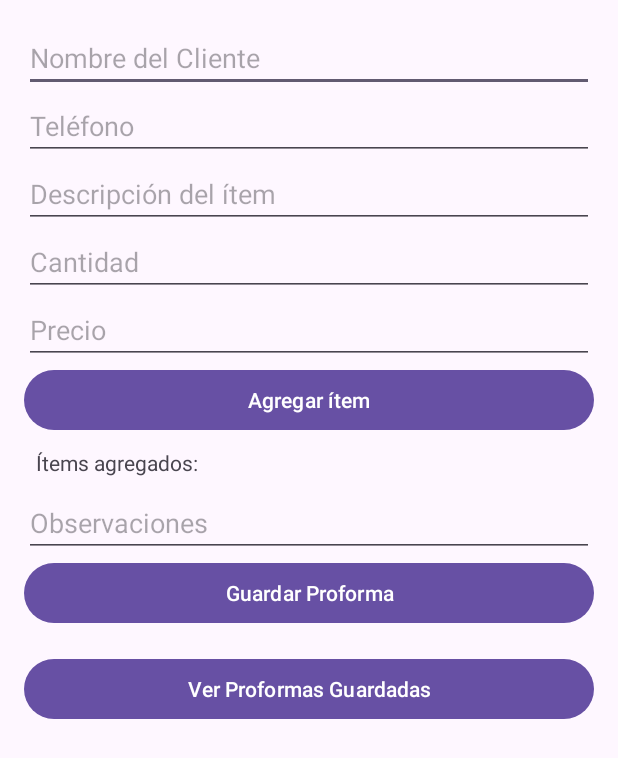
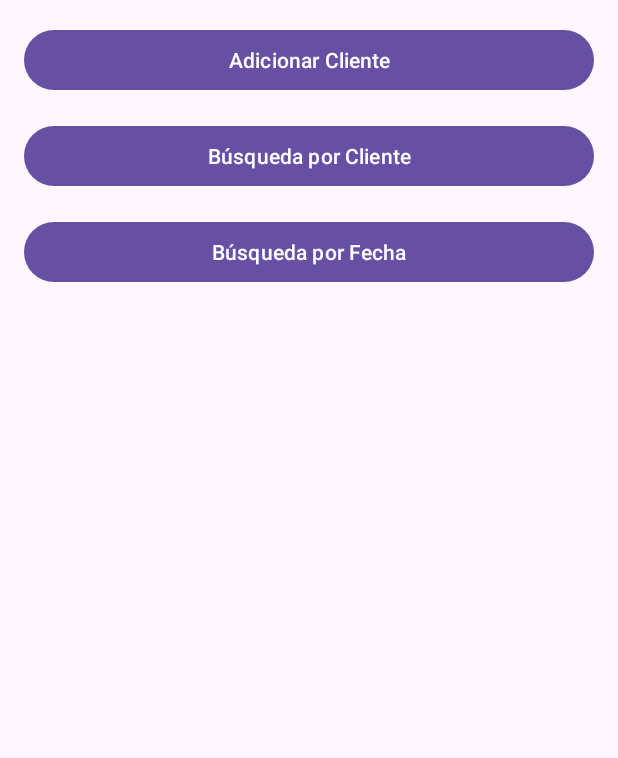
Before and after one commit to ARIELESPINOZA22/gittallerprisila2, an Android app: the screen it shows after launch (MainActivity before the commit, MenuActivity after it), on a phone screen of 412 x 824 dp. Shown: the top 758 px of the screen. Run offline under Robolectric (Android 15) with nearby library versions, the phone set to English and light mode, and no system bars.

Commit message:
busquda por cliente y fecha

```diff
--- a/app/src/main/java/com/example/tallerprisila/DetalleProformaActivity.kt
+++ b/app/src/main/java/com/example/tallerprisila/DetalleProformaActivity.kt
@@ -114,9 +114,9 @@ class DetalleProformaActivity : AppCompatActivity() {
 
     }
 
-    fun volverAlInicio(view: android.view.View) {
-        finish()
-    }
+    //fun volverAlInicio(view: android.view.View) {
+       // finish()
+ //   }
 
     fun returnadd (view: View) {
         startActivity(Intent(this,MainActivity::class.java))
--- /dev/null
+++ b/app/src/main/java/com/example/tallerprisila/MenuActivity.kt
@@ -0,0 +1,34 @@
+package com.example.tallerprisila
+
+import android.content.Intent
+import android.os.Bundle
+import android.view.View
+import android.widget.Button
+import androidx.appcompat.app.AppCompatActivity
+
+class MenuActivity : AppCompatActivity() {
+    override fun onCreate(savedInstanceState: Bundle?) {
+        super.onCreate(savedInstanceState)
+        setContentView(R.layout.activity_menu)
+
+       val btnAdicionarCliente = findViewById<Button>(R.id.btnAdicionarCliente)
+        val btnBusquedaCliente = findViewById<Button>(R.id.btnBusquedaCliente)
+        val btnBusquedaFecha = findViewById<Button>(R.id.btnBusquedaFecha)
+
+       btnAdicionarCliente.setOnClickListener {
+            startActivity(Intent(this, MainActivity::class.java))
+        }
+
+        btnBusquedaCliente.setOnClickListener {
+            startActivity(Intent(this, BuscarClienteActivity::class.java)) // asegúrate que esta actividad exista
+        }
+
+        btnBusquedaFecha.setOnClickListener {
+            startActivity(Intent(this, BuscarFechaActivity::class.java)) // asegúrate que esta actividad exista
+        }
+    }
+
+    fun irmainactivity (view: View) {
+        startActivity(Intent(this,MainActivity::class.java))
+    }
+}
--- /dev/null
+++ b/app/src/main/res/layout/activity_menu.xml
@@ -0,0 +1,38 @@
+<?xml version="1.0" encoding="utf-8"?>
+<androidx.constraintlayout.widget.ConstraintLayout xmlns:android="http://schemas.android.com/apk/res/android"
+    xmlns:app="http://schemas.android.com/apk/res-auto"
+    android:layout_width="match_parent"
+    android:layout_height="match_parent"
+    android:padding="16dp">
+
+    <Button
+        android:id="@+id/btnAdicionarCliente"
+        android:onClick="irmainactivity"
+        android:layout_width="0dp"
+        android:layout_height="wrap_content"
+        android:text="Adicionar Cliente"
+        app:layout_constraintTop_toTopOf="parent"
+        app:layout_constraintStart_toStartOf="parent"
+        app:layout_constraintEnd_toEndOf="parent" />
+
+    <Button
+        android:id="@+id/btnBusquedaCliente"
+        android:layout_width="0dp"
+        android:layout_height="wrap_content"
+        android:text="Búsqueda por Cliente"
+        app:layout_constraintTop_toBottomOf="@id/btnAdicionarCliente"
+        app:layout_constraintStart_toStartOf="parent"
+        app:layout_constraintEnd_toEndOf="parent"
+        android:layout_marginTop="16dp"/>
+
+    <Button
+        android:id="@+id/btnBusquedaFecha"
+        android:layout_width="0dp"
+        android:layout_height="wrap_content"
+        android:text="Búsqueda por Fecha"
+        app:layout_constraintTop_toBottomOf="@id/btnBusquedaCliente"
+        app:layout_constraintStart_toStartOf="parent"
+        app:layout_constraintEnd_toEndOf="parent"
+        android:layout_marginTop="16dp"/>
+
+</androidx.constraintlayout.widget.ConstraintLayout>
```
Also changed, not shown: app/src/main/AndroidManifest.xml (+11 -12 lines), app/src/main/java/com/example/tallerprisila/BuscarClienteActivity.kt (added, +56 -0 lines), app/src/main/java/com/example/tallerprisila/BuscarFechaActivity.kt (added, +96 -0 lines), app/src/main/java/com/example/tallerprisila/MenuOpcionesActivity.kt (added, +20 -0 lines), app/src/main/res/layout/activity_buscar_cliente.xml (added, +36 -0 lines), app/src/main/res/layout/activity_buscar_fecha.xml (added, +44 -0 lines), app/src/main/res/layout/activity_menu_opciones.xml (added, +11 -0 lines).
